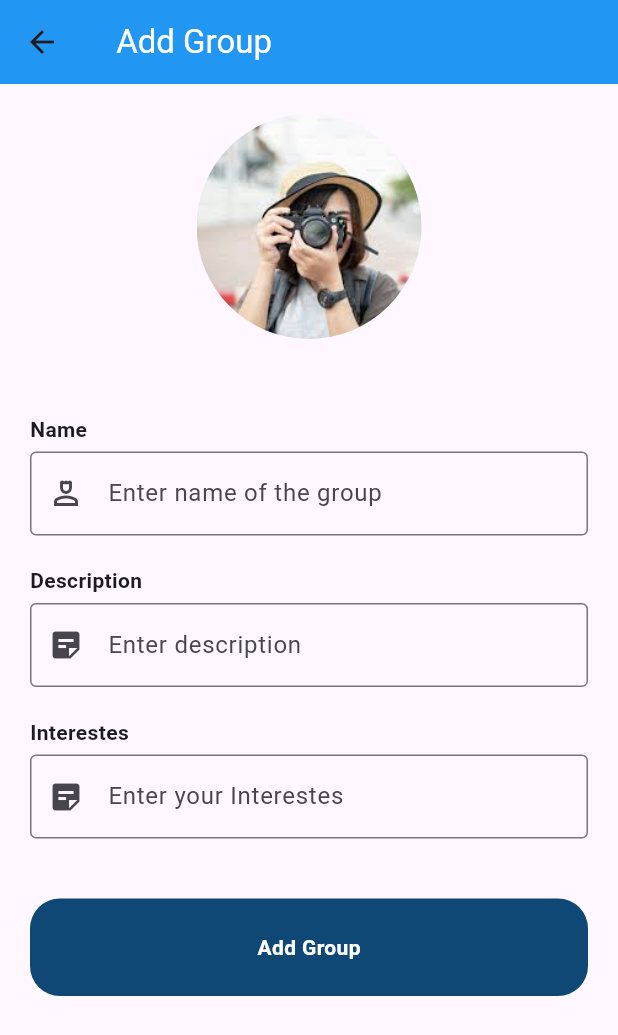
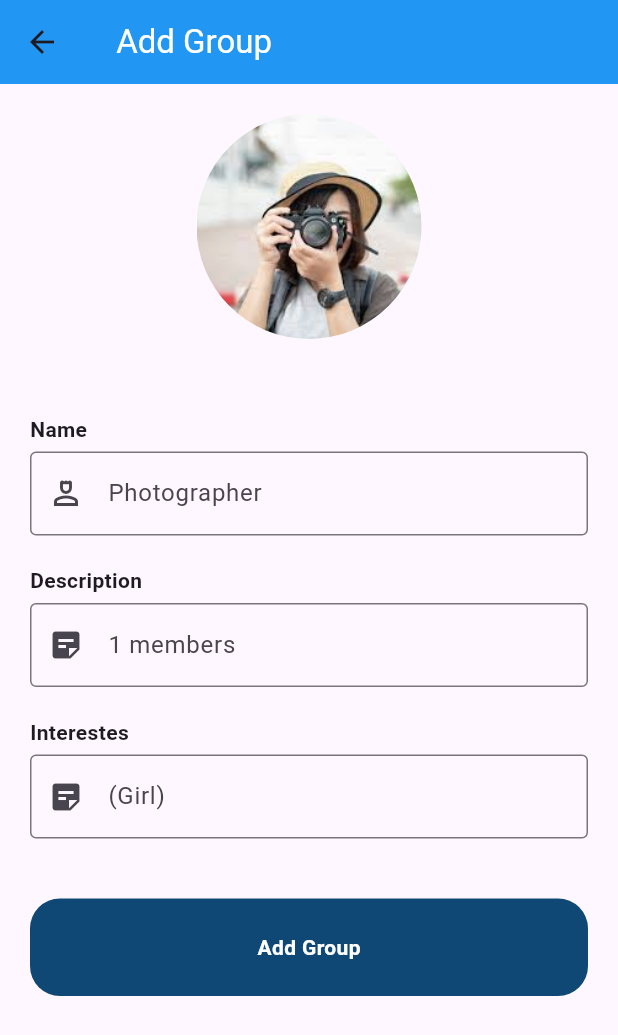
Before and after one commit to MohamedAliShaltoot/Task-1-Flutter, a Flutter app: the screen it shows after launch, after a tap on "Photographer", on a phone screen of 412 x 824 dp. Shown: the top 1035 px of the screen. Run offline on Flutter 3.47's test engine with Material 3 defaults, Android fonts, the phone set to English and light mode, and no system bars.

Commit message:
transfer each text to count screen

```diff
--- a/lib/count.dart
+++ b/lib/count.dart
@@ -5,8 +5,11 @@ import 'package:task1/customizedTextandLabelText.dart';
 
 // ignore: must_be_immutable
 class CountScreen extends StatelessWidget {
-   CountScreen({super.key,required this.image});
+   CountScreen({super.key,required this.image,required this.description,required this.interestes,required this.name});
 String image;
+String name;
+String description;
+String interestes;
   @override
   Widget build(BuildContext context) {
     return Scaffold(
@@ -33,14 +36,14 @@ String image;
                               ),
                             ),
             const SizedBox(height: 50,),
-            CustomizedTextandLabelText(hintText: 'Enter name of the group', icon: Icons.person_4_outlined, name: 'Name'),
+            CustomizedTextandLabelText(hintText:name, icon: Icons.person_4_outlined, name: 'Name'),
               const SizedBox(height: 20,),
 
-            CustomizedTextandLabelText(hintText: 'Enter description', icon: Icons.sticky_note_2, name: 'Description'),
+            CustomizedTextandLabelText(hintText: "$description members", icon: Icons.sticky_note_2, name: 'Description'),
 
             const SizedBox(height: 20,),
 
-            CustomizedTextandLabelText(hintText: 'Enter your Interestes', icon: Icons.sticky_note_2, name: 'Interestes'),
+            CustomizedTextandLabelText(hintText: interestes, icon: Icons.sticky_note_2, name: 'Interestes'),
                     const SizedBox(height: 40,),
             GestureDetector(
               onTap: (){
--- a/lib/homeScreen.dart
+++ b/lib/homeScreen.dart
@@ -66,7 +66,7 @@ class HomeScreen extends StatelessWidget {
           return InkWell(
             onTap: (){
               Navigator.push(context, MaterialPageRoute(builder: (context){
-            return  CountScreen(image:list[index]["image"]);
+            return  CountScreen(image:list[index]["image"],description: list[index]["count"],interestes: list[index]["type"],name: list[index]["name"],);
               }));
 
             },
```
